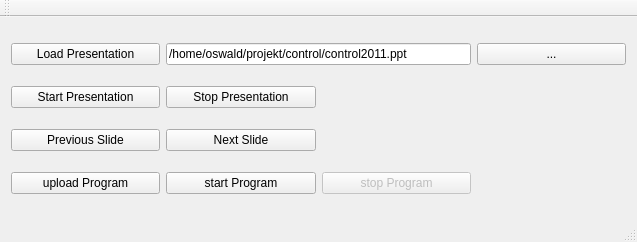
yoshi5534/schorsch-the-robot, file src/Control2012/maingui.ui: the form before one commit.
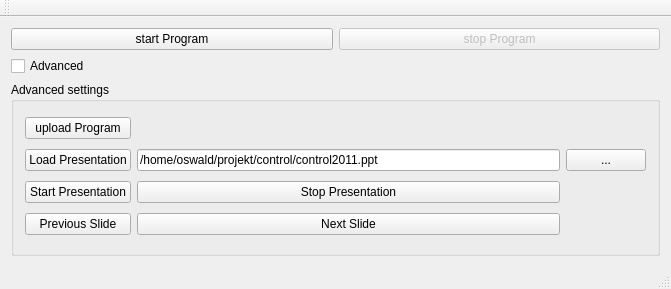
The form after the commit.

Commit message: added checkbox to make advanced settings disapear

```diff
--- a/src/Control2012/maingui.ui
+++ b/src/Control2012/maingui.ui
@@ -6,8 +6,8 @@
    <rect>
     <x>0</x>
     <y>0</y>
-    <width>637</width>
-    <height>242</height>
+    <width>671</width>
+    <height>289</height>
    </rect>
   </property>
   <property name="windowTitle">
@@ -16,19 +16,62 @@
   <widget class="QWidget" name="centralWidget">
    <layout class="QGridLayout" name="gridLayout">
     <item row="0" column="0">
+     <widget class="QPushButton" name="startProgram">
+      <property name="text">
+       <string>start Program</string>
+      </property>
+     </widget>
+    </item>
+    <item row="0" column="1">
+     <widget class="QPushButton" name="stopProgram">
+      <property name="enabled">
+       <bool>false</bool>
+      </property>
+      <property name="text">
+       <string>stop Program</string>
+      </property>
+     </widget>
+    </item>
+    <item row="1" column="0">
+     <widget class="QCheckBox" name="checkBoxAdvanced">
+      <property name="text">
+       <string>Advanced</string>
+      </property>
+     </widget>
+    </item>
+    <item row="2" column="0" colspan="2">
+     <widget class="QGroupBox" name="groupBoxAdvanced">
+      <property name="enabled">
+       <bool>true</bool>
+      </property>
+      <property name="title">
+       <string>Advanced settings</string>
+      </property>
+      <property name="checkable">
+       <bool>false</bool>
+      </property>
+      <layout class="QGridLayout" name="gridLayout_2">
+       <item row="1" column="0">
      <widget class="QPushButton" name="loadPresentation">
       <property name="text">
        <string>Load Presentation</string>
       </property>
      </widget>
     </item>
-    <item row="0" column="1" colspan="2">
+       <item row="1" column="1">
      <widget class="QLineEdit" name="selectedPresentation">
       <property name="text">
        <string>/home/oswald/projekt/control/control2011.ppt</string>
       </property>
      </widget>
     </item>
+       <item row="1" column="2">
+        <widget class="QPushButton" name="selectPresentation">
+         <property name="text">
+          <string>...</string>
+         </property>
+        </widget>
+       </item>
     <item row="2" column="0">
      <widget class="QPushButton" name="startPresentation">
       <property name="text">
@@ -36,20 +79,6 @@
       </property>
      </widget>
     </item>
-    <item row="3" column="0">
-     <widget class="QPushButton" name="previousSlide">
-      <property name="text">
-       <string>Previous Slide</string>
-      </property>
-     </widget>
-    </item>
-    <item row="0" column="3">
-     <widget class="QPushButton" name="selectPresentation">
-      <property name="text">
-       <string>...</string>
-      </property>
-     </widget>
-    </item>
     <item row="2" column="1">
      <widget class="QPushButton" name="abortPresentation">
       <property name="text">
@@ -57,6 +86,13 @@
       </property>
      </widget>
     </item>
+       <item row="3" column="0">
+        <widget class="QPushButton" name="previousSlide">
+         <property name="text">
+          <string>Previous Slide</string>
+         </property>
+        </widget>
+       </item>
     <item row="3" column="1">
      <widget class="QPushButton" name="nextSlide">
       <property name="text">
@@ -64,28 +100,14 @@
       </property>
      </widget>
     </item>
-    <item row="4" column="0">
+       <item row="0" column="0">
      <widget class="QPushButton" name="uploadProgram">
       <property name="text">
        <string>upload Program</string>
       </property>
      </widget>
     </item>
-    <item row="4" column="1">
-     <widget class="QPushButton" name="startProgram">
-      <property name="text">
-       <string>start Program</string>
-      </property>
-     </widget>
-    </item>
-    <item row="4" column="2">
-     <widget class="QPushButton" name="stopProgram">
-      <property name="enabled">
-       <bool>false</bool>
-      </property>
-      <property name="text">
-       <string>stop Program</string>
-      </property>
+      </layout>
      </widget>
     </item>
    </layout>
```
Left out of the diff: 67 changed lines with no effect on the pictures. Lines whose indentation alone changed are shown as unchanged. The commit also changes 1 other file.
